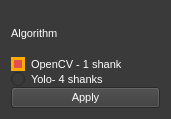
AllenNeuralDynamics/parallax, file ui/probe_detection.ui: the form before one commit.
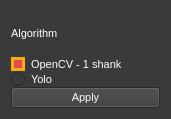
The form after the commit.

What changed in the file:
```diff
--- a/ui/probe_detection.ui
+++ b/ui/probe_detection.ui
@@ -81,7 +81,7 @@
       <bool>false</bool>
      </property>
      <property name="text">
-      <string>Yolo- 4 shanks</string>
+      <string>Yolo</string>
      </property>
     </widget>
    </item>
```
